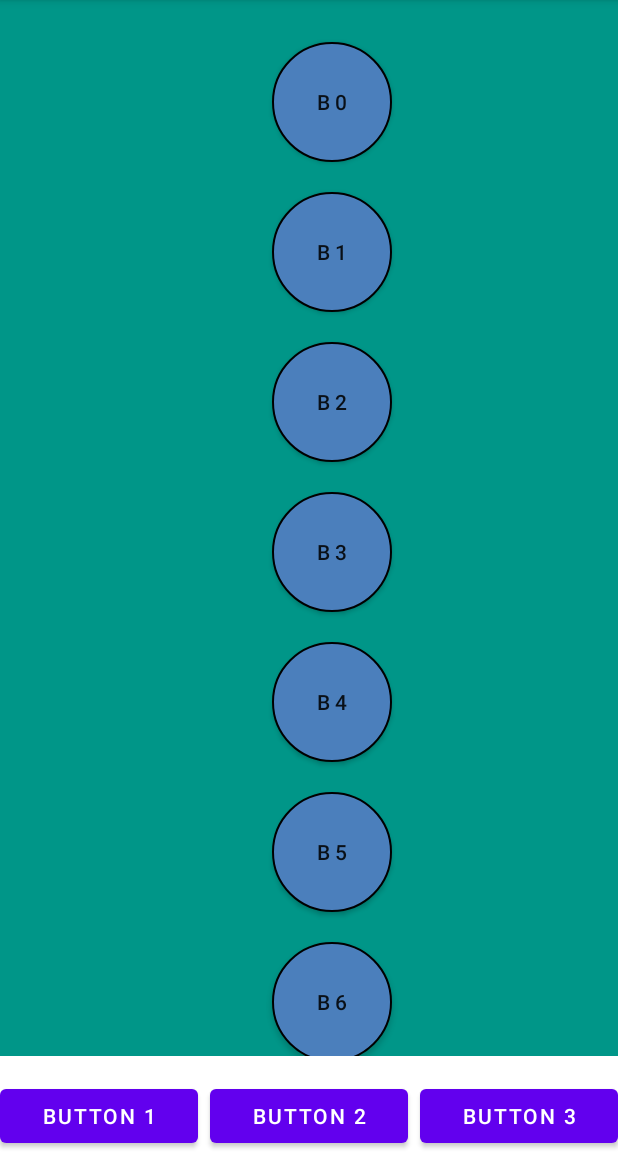
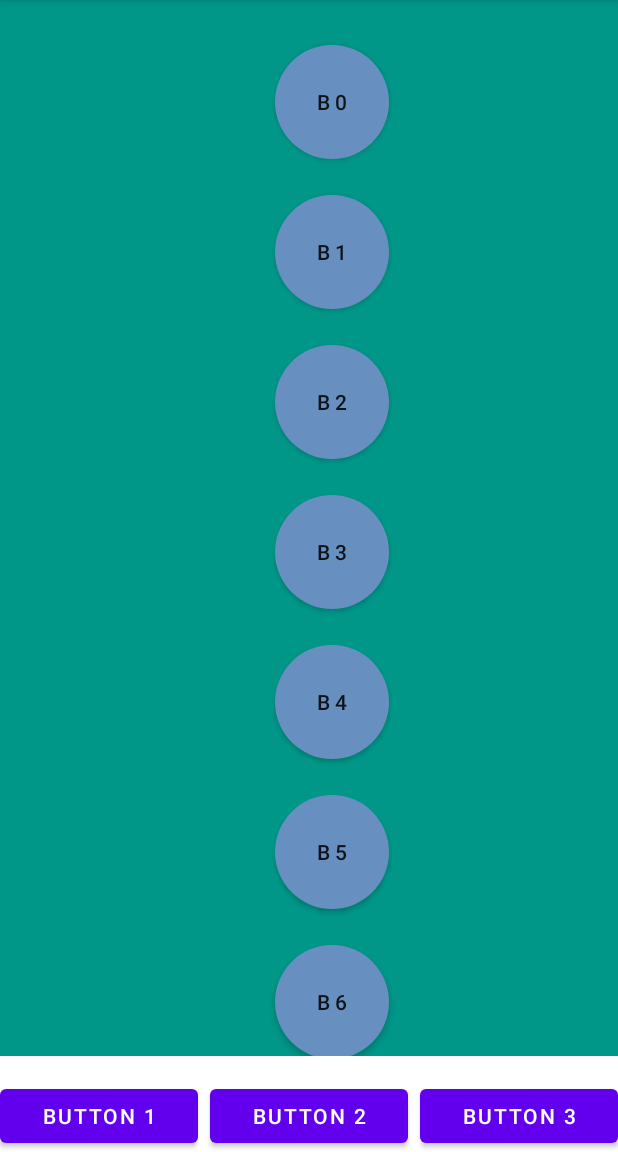
Before and after one commit to Jibrugo/Kotoba, an Android app: the screen it shows after launch (Home), on a phone screen of 412 x 824 dp, the part 84-1236 px from its top. Run offline under Robolectric (Android 15) with nearby library versions, the phone set to English and light mode, and no system bars.

Commit message:
Changement de forme et amméliorations graphiques

```diff
--- a/app/src/main/res/drawable/rounded_button.xml
+++ b/app/src/main/res/drawable/rounded_button.xml
@@ -1,10 +1,22 @@
 <?xml version="1.0" encoding="utf-8"?>
-<shape xmlns:android="http://schemas.android.com/apk/res/android" android:shape="oval">
-    <solid android:color="#4B7FBC"></solid>
-    <stroke
-        android:width="1dp"/>
-    <size
-        android:width="80dp"
-        android:height="80dp" />
-    <corners android:radius="8dp"/>
-</shape>
+<layer-list xmlns:android="http://schemas.android.com/apk/res/android" >
+
+    <item
+        android:bottom="2dp"
+        android:left="2dp"
+        android:right="2dp"
+        android:top="2dp">
+        <shape android:shape="rectangle" >
+
+            <corners android:radius="50dp" />
+
+            <solid android:color="#6790C0" />
+
+            <padding android:left="15dp"
+                android:right="15dp"
+                android:top="15dp"
+                android:bottom="15dp" />
+        </shape>
+    </item>
+
+</layer-list>
```
